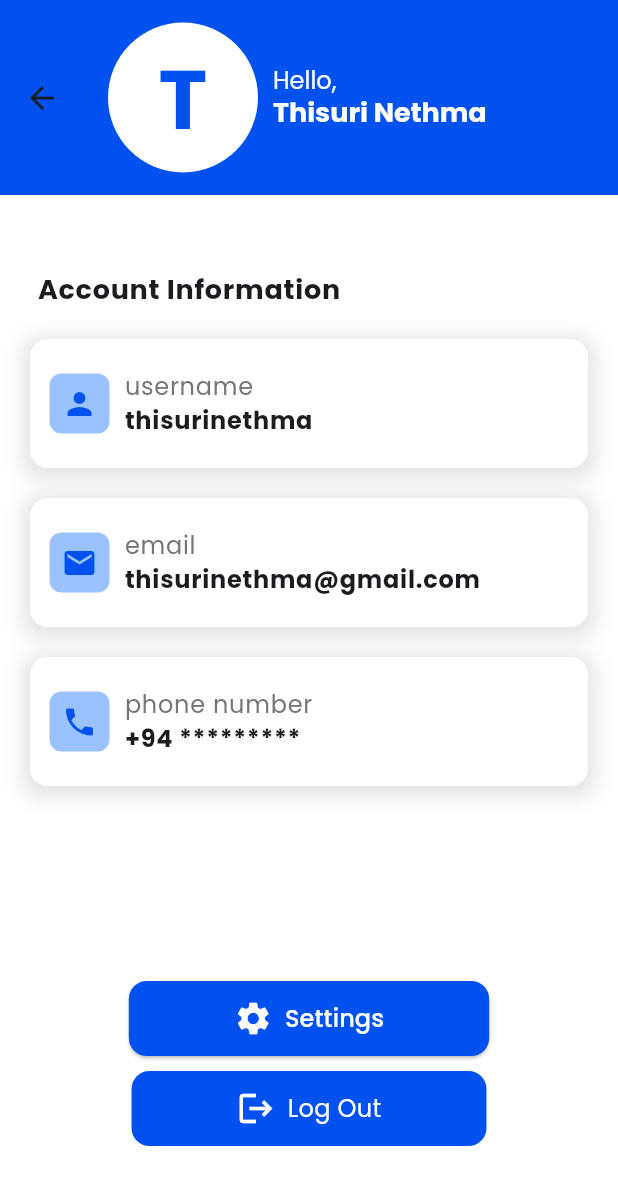
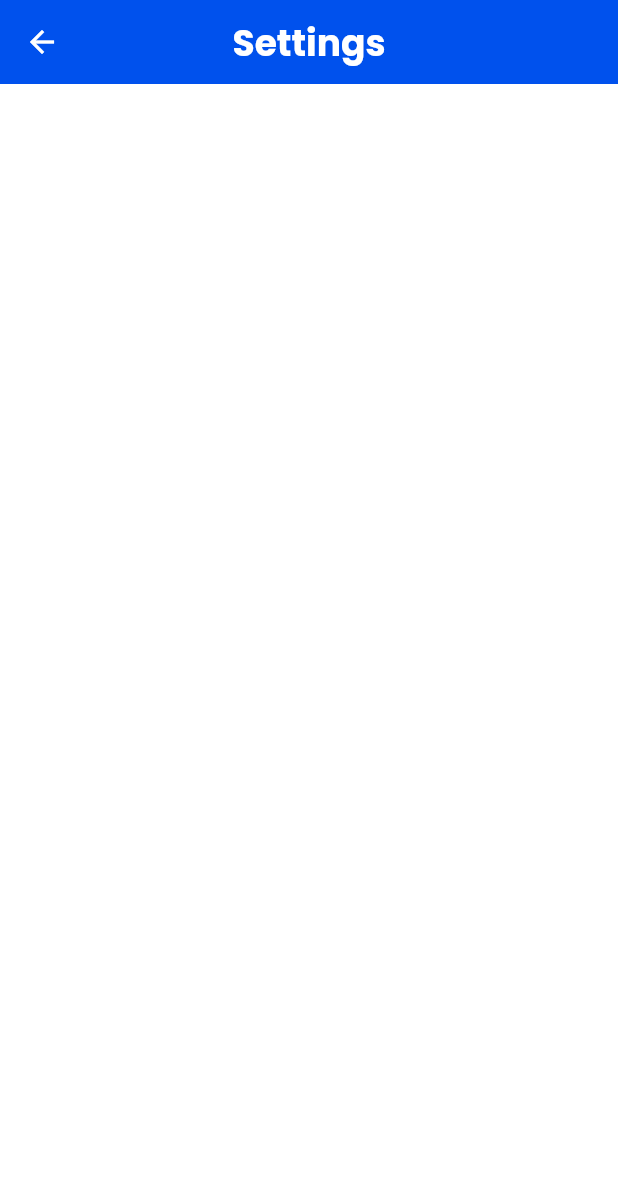
Before and after one commit to wathilaDewnaka/ridelanka-mobile-app-client, a Flutter app: the screen it shows after launch, item 4 of the bottom bar chosen, after a tap on "Settings", on a phone screen of 412 x 824 dp. Shown: the top 1185 px of the screen. Run offline on Flutter 3.47's test engine with Material 3 defaults, Android fonts, the phone set to English and light mode, and no system bars; our stand-ins replace firebase_core; accounts and stored records are empty.

Commit message:
Settings tab initial commit

```diff
--- a/lib/src/screens/rider/profile_tab.dart
+++ b/lib/src/screens/rider/profile_tab.dart
@@ -1,3 +1,4 @@
+import 'package:client/src/screens/rider/settings_tab.dart';
 import 'package:flutter/material.dart';
 
 class ProfileTab extends StatefulWidget {
@@ -244,7 +245,7 @@ class _ProfileTabState extends State<ProfileTab> {
                     onPressed: () {
                       Navigator.push(
                         context,
-                        MaterialPageRoute(builder: (context) => ProfileTab()),
+                        MaterialPageRoute(builder: (context) => SettingsTab()),
                       );
                     },
                     style: ElevatedButton.styleFrom(
--- a/lib/src/screens/rider/settings_tab.dart
+++ b/lib/src/screens/rider/settings_tab.dart
@@ -0,0 +1,29 @@
+import 'package:flutter/material.dart';
+
+class SettingsTab extends StatelessWidget {
+  const SettingsTab({super.key});
+
+  @override
+  Widget build(BuildContext context) {
+    return Scaffold(
+      appBar: AppBar(
+        backgroundColor: Color(0xFF0051ED),
+        title: Text(
+          'Settings',
+          style: TextStyle(
+            color: Colors.white,
+            fontWeight: FontWeight.bold,
+            fontSize: 24,
+          ),
+        ),
+        centerTitle: true,
+        leading: IconButton(
+          icon: Icon(Icons.arrow_back, color: Colors.white),
+          onPressed: () {
+            Navigator.pop(context);
+          },
+        ),
+      ),
+    );
+  }
+}
```
